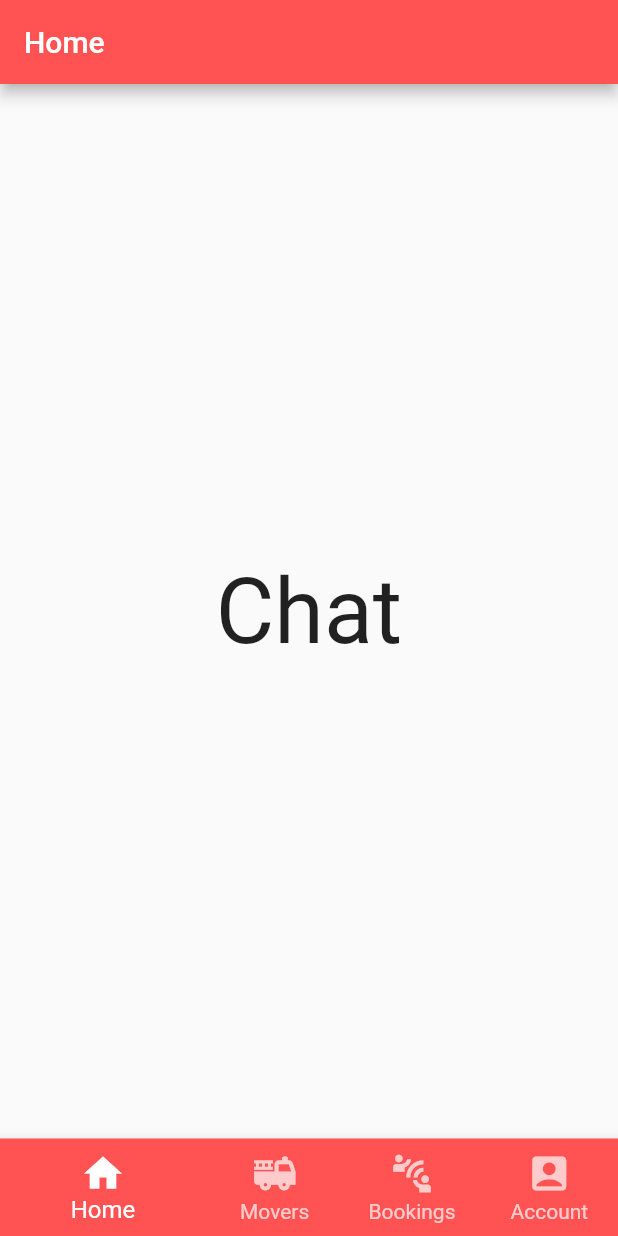
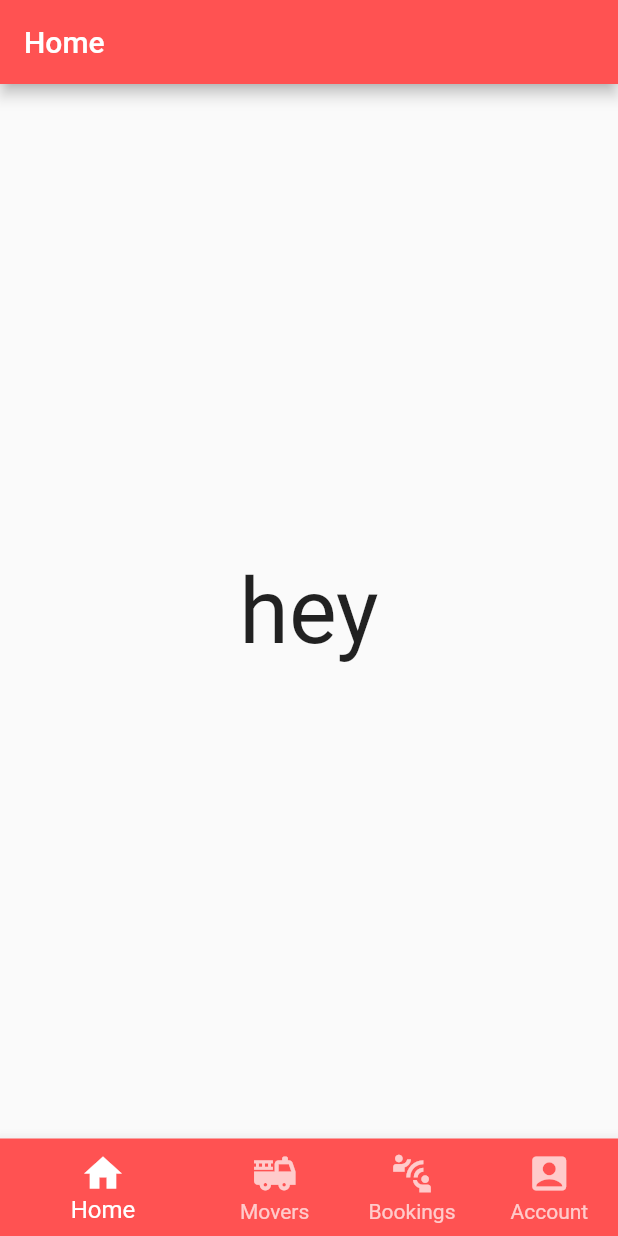
Before and after one commit to seankeish111/movee-flutter-client, a Flutter app: the screen it shows once a user with an empty profile is signed in, on a phone screen of 412 x 824 dp. Run offline on Flutter 3.47's test engine with Material 2 defaults, Android fonts, the phone set to English and light mode, and no system bars; our stand-ins replace firebase_auth, firebase_core; missing offline and left inert: flutterfire_ui; accounts and stored records are empty.

Commit message:
nav completed

```diff
--- a/lib/home_screen.dart
+++ b/lib/home_screen.dart
@@ -37,7 +37,11 @@ class _HomeScreenState extends State<HomeScreen> {
     return Scaffold(
 
 
-      body: screens[currentIndex],
+      body: IndexedStack (
+        index: currentIndex,
+        children: screens,
+
+      ),
 
       bottomNavigationBar: BottomNavigationBar(
         backgroundColor: Colors.blue,
--- a/lib/pages/home_page.dart
+++ b/lib/pages/home_page.dart
@@ -1,13 +1,21 @@
 import 'package:flutter/material.dart';
 
 
-class home_page extends StatelessWidget {
+class home_page extends StatefulWidget {
+  @override
+  State<home_page> createState() => _home_pageState();
+}
+
+class _home_pageState extends State<home_page> {
+
+  int counter = 0;
   @override
   Widget build(BuildContext context) => Scaffold(
     appBar: AppBar(
       title: Text('Home'), backgroundColor: Colors.redAccent,
     ),
 
-    body: Center(child: Text('Chat', style: TextStyle(fontSize: 60))),
+    body: Center(child: Text('hey', style: TextStyle(fontSize: 60))),
+
   );
 }
```
